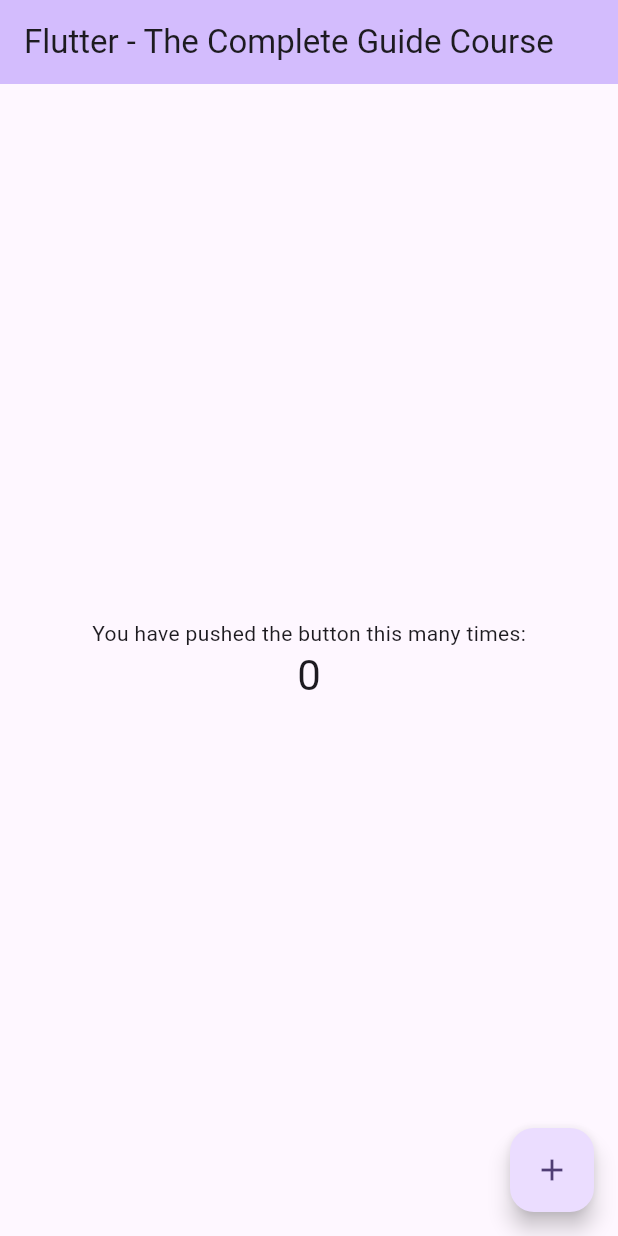
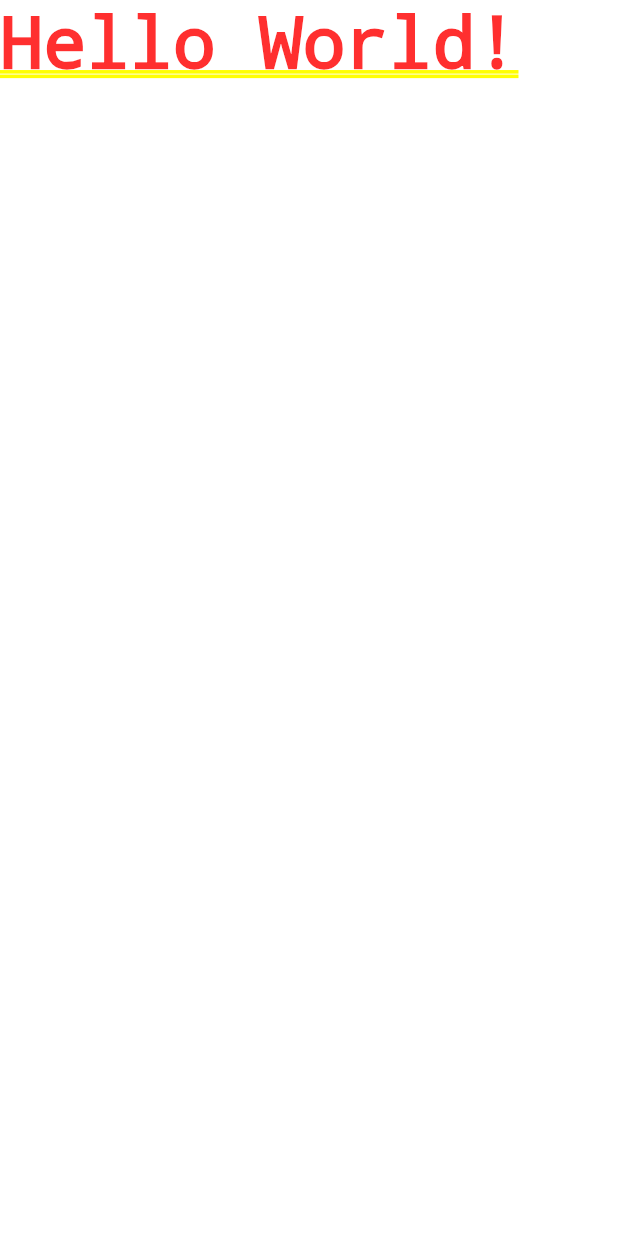
Before and after one commit to kotokotodonabe/flutter-first-app, a Flutter app: the screen it shows after launch, on a phone screen of 412 x 824 dp. Run offline on Flutter 3.47's test engine with Material 3 defaults, Android fonts, the phone set to English and light mode, and no system bars.

Commit message:
Hello worldをエミュレータに表示

```diff
--- a/lib/main.dart
+++ b/lib/main.dart
@@ -1,125 +1,5 @@
 import 'package:flutter/material.dart';
 
 void main() {
-  runApp(const MyApp());
+  runApp(MaterialApp(home: Text('Hello World!')));
 }
-
-class MyApp extends StatelessWidget {
-  const MyApp({super.key});
-
-  // This widget is the root of your application.
-  @override
-  Widget build(BuildContext context) {
-    return MaterialApp(
-      title: 'Flutter Demo',
-      theme: ThemeData(
-        // This is the theme of your application.
-        //
-        // TRY THIS: Try running your application with "flutter run". You'll see
-        // the application has a purple toolbar. Then, without quitting the app,
-        // try changing the seedColor in the colorScheme below to Colors.green
-        // and then invoke "hot reload" (save your changes or press the "hot
-        // reload" button in a Flutter-supported IDE, or press "r" if you used
-        // the command line to start the app).
-        //
-        // Notice that the counter didn't reset back to zero; the application
-        // state is not lost during the reload. To reset the state, use hot
-        // restart instead.
-        //
-        // This works for code too, not just values: Most code changes can be
-        // tested with just a hot reload.
-        colorScheme: ColorScheme.fromSeed(seedColor: Colors.deepPurple),
-        useMaterial3: true,
-      ),
-      home: const MyHomePage(title: 'Flutter - The Complete Guide Course'),
-    );
-  }
-}
-
-class MyHomePage extends StatefulWidget {
-  const MyHomePage({super.key, required this.title});
-
-  // This widget is the home page of your application. It is stateful, meaning
-  // that it has a State object (defined below) that contains fields that affect
-  // how it looks.
-
-  // This class is the configuration for the state. It holds the values (in this
-  // case the title) provided by the parent (in this case the App widget) and
-  // used by the build method of the State. Fields in a Widget subclass are
-  // always marked "final".
-
-  final String title;
-
-  @override
-  State<MyHomePage> createState() => _MyHomePageState();
-}
-
-class _MyHomePageState extends State<MyHomePage> {
-  int _counter = 0;
-
-  void _incrementCounter() {
-    setState(() {
-      // This call to setState tells the Flutter framework that something has
-      // changed in this State, which causes it to rerun the build method below
-      // so that the display can reflect the updated values. If we changed
-      // _counter without calling setState(), then the build method would not be
-      // called again, and so nothing would appear to happen.
-      _counter++;
-    });
-  }
-
-  @override
-  Widget build(BuildContext context) {
-    // This method is rerun every time setState is called, for instance as done
-    // by the _incrementCounter method above.
-    //
-    // The Flutter framework has been optimized to make rerunning build methods
-    // fast, so that you can just rebuild anything that needs updating rather
-    // than having to individually change instances of widgets.
-    return Scaffold(
-      appBar: AppBar(
-        // TRY THIS: Try changing the color here to a specific color (to
-        // Colors.amber, perhaps?) and trigger a hot reload to see the AppBar
-        // change color while the other colors stay the same.
-        backgroundColor: Theme.of(context).colorScheme.inversePrimary,
-        // Here we take the value from the MyHomePage object that was created by
-        // the App.build method, and use it to set our appbar title.
-        title: Text(widget.title),
-      ),
-      body: Center(
-        // Center is a layout widget. It takes a single child and positions it
-        // in the middle of the parent.
-        child: Column(
-          // Column is also a layout widget. It takes a list of children and
-          // arranges them vertically. By default, it sizes itself to fit its
-          // children horizontally, and tries to be as tall as its parent.
-          //
-          // Column has various properties to control how it sizes itself and
-          // how it positions its children. Here we use mainAxisAlignment to
-          // center the children vertically; the main axis here is the vertical
-          // axis because Columns are vertical (the cross axis would be
-          // horizontal).
-          //
-          // TRY THIS: Invoke "debug painting" (choose the "Toggle Debug Paint"
-          // action in the IDE, or press "p" in the console), to see the
-          // wireframe for each widget.
-          mainAxisAlignment: MainAxisAlignment.center,
-          children: <Widget>[
-            const Text(
-              'You have pushed the button this many times:',
-            ),
-            Text(
-              '$_counter',
-              style: Theme.of(context).textTheme.headlineMedium,
-            ),
-          ],
-        ),
-      ),
-      floatingActionButton: FloatingActionButton(
-        onPressed: _incrementCounter,
-        tooltip: 'Increment',
-        child: const Icon(Icons.add),
-      ), // This trailing comma makes auto-formatting nicer for build methods.
-    );
-  }
-}
```
